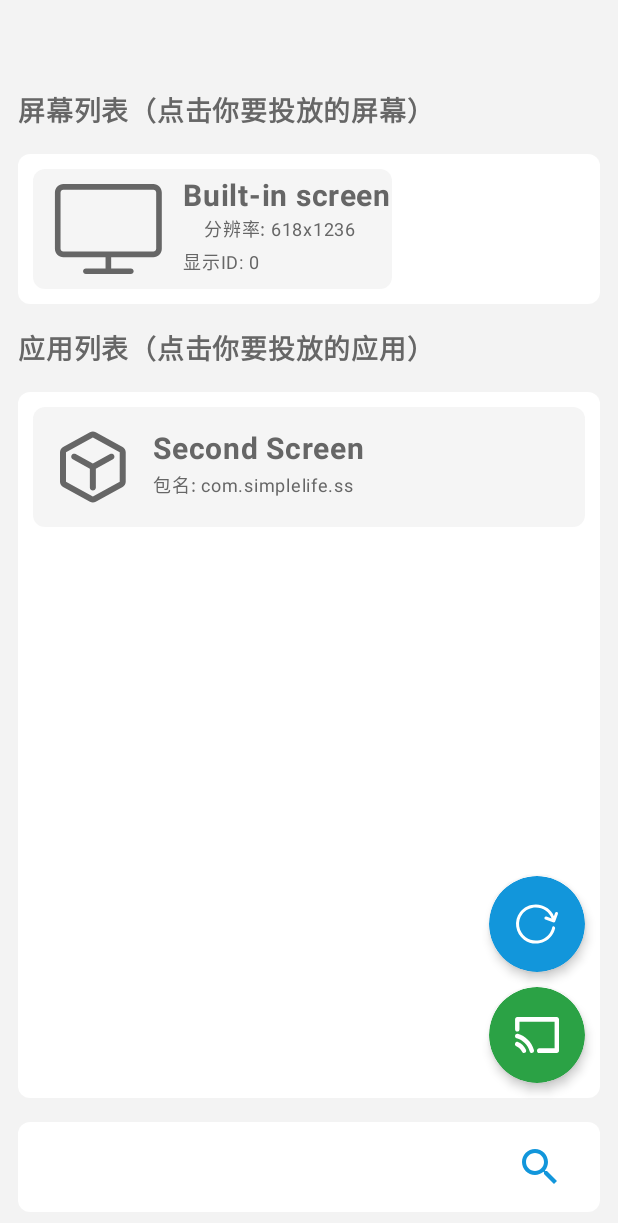
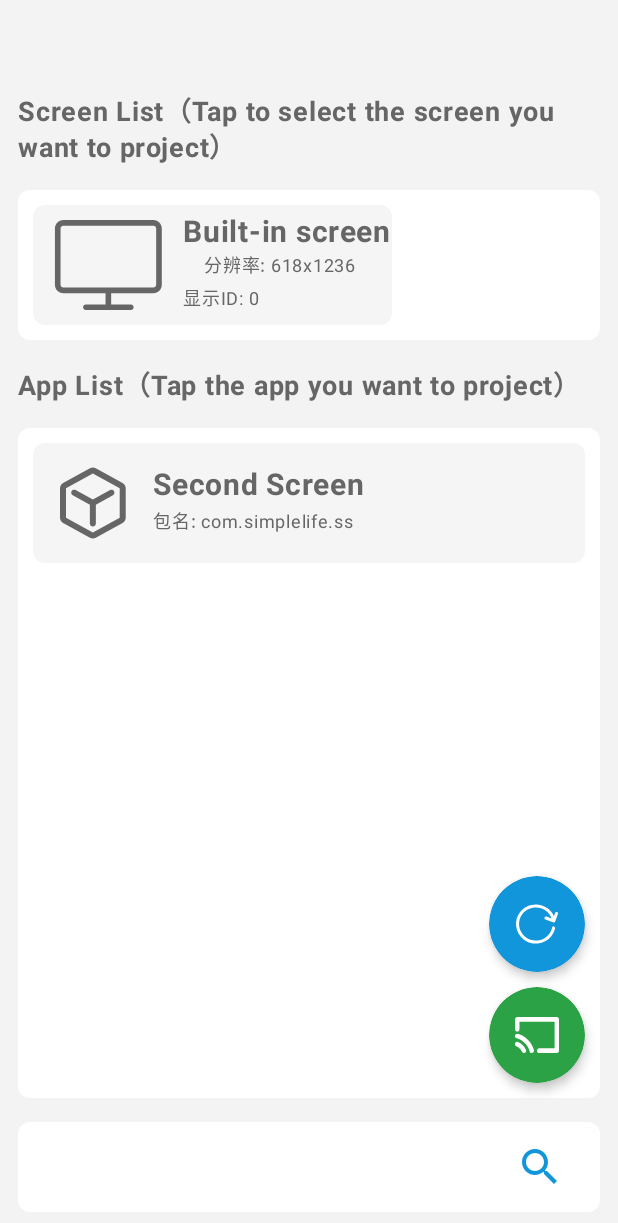
Before and after one commit to zb2947244682/SecondScreen2, an Android app built with Jetpack Compose: the screen it shows after launch (MainActivity), on a phone screen of 412 x 824 dp. Shown: the top 1223 px of the screen. Run offline under Robolectric (Android 15) with nearby library versions, the phone set to English and light mode, and no system bars; our stand-ins replace constraintlayout-compose.

Commit message:
添加多语言支持

```diff
--- a/app/src/main/java/com/simplelife/ss/MainActivity.kt
+++ b/app/src/main/java/com/simplelife/ss/MainActivity.kt
@@ -1,10 +1,7 @@
 package com.simplelife.ss
 
 import android.content.Context
-import android.content.Intent
-import android.hardware.display.DisplayManager
 import android.os.Bundle
-import android.util.Log
 import androidx.activity.ComponentActivity
 import androidx.activity.compose.setContent
 import androidx.activity.enableEdgeToEdge
@@ -42,11 +39,8 @@
 import androidx.compose.ui.Modifier
 import androidx.compose.ui.draw.clip
 import androidx.compose.ui.draw.shadow
-import androidx.compose.ui.focus.FocusRequester
-import androidx.compose.ui.focus.onFocusEvent
 import androidx.compose.ui.graphics.Color
 import androidx.compose.ui.platform.LocalContext
-import androidx.compose.ui.platform.LocalSoftwareKeyboardController
 import androidx.compose.ui.res.painterResource
 import androidx.compose.ui.text.TextStyle
 import androidx.compose.ui.text.font.FontWeight
@@ -72,7 +66,6 @@
 import kotlinx.coroutines.Dispatchers
 import kotlinx.coroutines.delay
 import kotlinx.coroutines.launch
-import kotlinx.coroutines.withContext
 
 class MainActivity : ComponentActivity() {
     override fun onCreate(savedInstanceState: Bundle?) {
@@ -94,8 +87,7 @@
         val areNotificationsEnabled = NotificationUtils.isNotificationEnabled(this)
 
         if (!areNotificationsEnabled) {
-            ToastUtils.showShort(this, "打开通知获取最佳体验")
-//            NotificationUtils.openNotificationSettings(this)
+            ToastUtils.showShort(this, this.getString(R.string.s3))
         } else {
             NotificationUtils.createNotificationChannel(this)
 
@@ -159,12 +151,11 @@
             val (text1, row1, text2, col1, cl1) = createRefs()
 
 
+            var MyText: String =
+                "${context.getString(R.string.s4)}（${context.getString(R.string.s5)}）"//"屏幕列表（点击你要投放的屏幕）"
 
 
-
-
-
-            Text(text = "屏幕列表（点击你要投放的屏幕）",
+            Text(text = MyText,
                 fontSize = 18.sp,
                 color = CustomTextLight,
                 fontWeight = FontWeight.Bold,
@@ -245,7 +236,12 @@
 
             }
 
-            Text(text = "应用列表（点击你要投放的应用）",
+
+            var MyText2: String =
+                "${context.getString(R.string.s6)}（${context.getString(R.string.s7)}）"//"应用列表（点击你要投放的应用）",
+
+
+            Text(text = MyText2,
                 fontSize = 18.sp,
                 color = CustomTextLight,
                 fontWeight = FontWeight.Bold,
--- a/app/src/main/java/com/simplelife/ss/NotificationUtils.kt
+++ b/app/src/main/java/com/simplelife/ss/NotificationUtils.kt
@@ -11,19 +11,22 @@
 
 object NotificationUtils {
 
-    private const val NOTIFICATION_ID = 1
-    private const val CHANNEL_ID = "reback"
-    private const val CHANNEL_NAME = "回到应用"
+    private var NOTIFICATION_ID = 1
+    private var CHANNEL_ID = "reback"
+    private var CHANNEL_NAME = ""
 
     fun isNotificationEnabled(context: Context): Boolean {
-        val notificationManager = context.getSystemService(Context.NOTIFICATION_SERVICE) as NotificationManager
+        val notificationManager =
+            context.getSystemService(Context.NOTIFICATION_SERVICE) as NotificationManager
         return notificationManager.areNotificationsEnabled()
     }
+
     fun openNotificationSettings(context: Context) {
         val intent = Intent(Settings.ACTION_APP_NOTIFICATION_SETTINGS)
         intent.putExtra(Settings.EXTRA_APP_PACKAGE, context.packageName)
         context.startActivity(intent)
     }
+
     fun showNotification(context: Context, activity: Activity) {
         val notificationManager =
             context.getSystemService(Context.NOTIFICATION_SERVICE) as NotificationManager
@@ -36,24 +39,23 @@
         val pendingIntent =
             PendingIntent.getActivity(context, 0, intent, PendingIntent.FLAG_MUTABLE)
 
-        val title = "第二屏幕"
-        val content = "让焦点回到投放的屏幕"
+        val title = context.getString(R.string.s1)
+        val content = context.getString(R.string.s2)
 
         // 创建通知
-        val builder = NotificationCompat.Builder(context, CHANNEL_ID)
-            .setSmallIcon(R.drawable.ic_cast)
-            .setContentTitle(title)
-            .setContentText(content)
-            .setPriority(NotificationCompat.PRIORITY_DEFAULT)
-            .setContentIntent(pendingIntent)
-            .setOngoing(true) // 使通知变为常驻通知
-            .setAutoCancel(false) // 设置为不自动取消
+        val builder =
+            NotificationCompat.Builder(context, CHANNEL_ID).setSmallIcon(R.drawable.ic_cast)
+                .setContentTitle(title).setContentText(content)
+                .setPriority(NotificationCompat.PRIORITY_DEFAULT).setContentIntent(pendingIntent)
+                .setOngoing(true) // 使通知变为常驻通知
+                .setAutoCancel(false) // 设置为不自动取消
 
         // 显示通知
         notificationManager.notify(NOTIFICATION_ID, builder.build())
     }
 
     fun createNotificationChannel(context: Context) {
+        CHANNEL_NAME = context.getString(R.string.s1)
         val notificationManager =
             context.getSystemService(Context.NOTIFICATION_SERVICE) as NotificationManager
         val importance = NotificationManager.IMPORTANCE_DEFAULT
--- a/app/src/main/res/values/strings.xml
+++ b/app/src/main/res/values/strings.xml
@@ -1,3 +1,10 @@
 <resources>
     <string name="app_name">Second Screen</string>
+    <string name="s1">Second Screen</string>
+    <string name="s2">Click here to refocus on the projected screen</string>
+    <string name="s3">Enable notifications for the best experience</string>
+    <string name="s4">Screen List</string>
+    <string name="s5">Tap to select the screen you want to project</string>
+    <string name="s6">App List</string>
+    <string name="s7">Tap the app you want to project</string>
 </resources>
```
Also changed, not shown: 3 other files.
